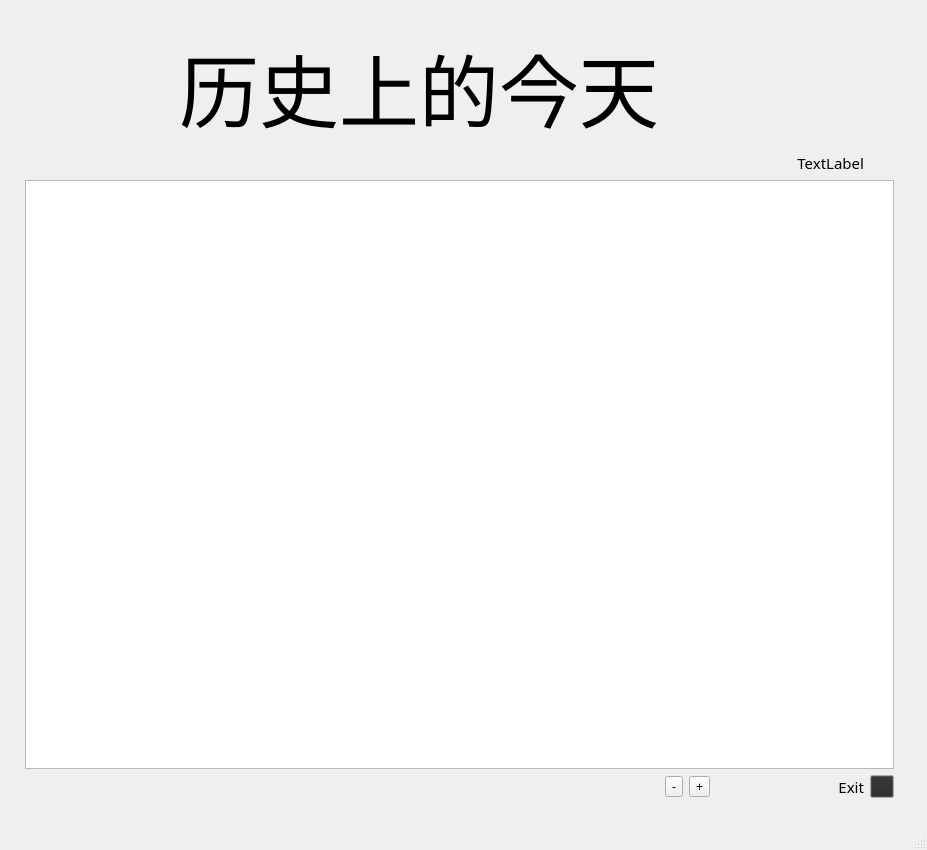
WooSoftware/today, file mainwindow.ui: the form before one commit.
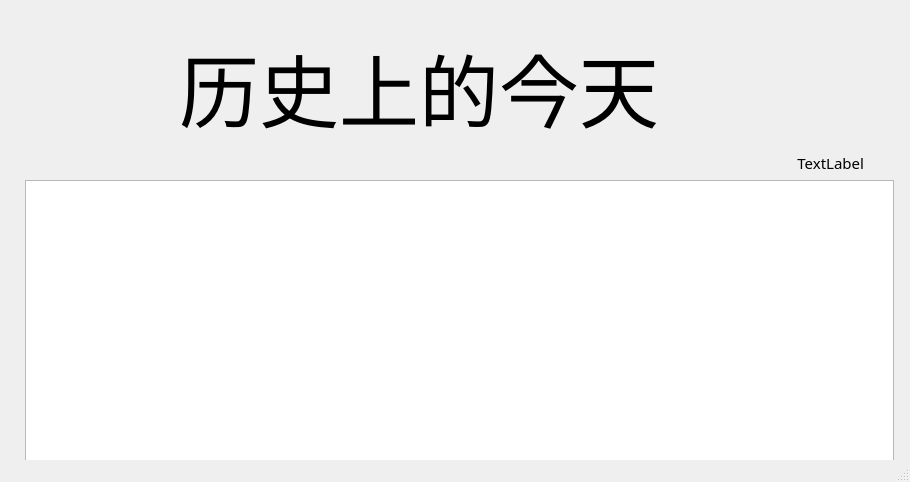
The form after the commit. Icons and pictures are not drawn.

What changed in the file:
```diff
--- a/mainwindow.ui
+++ b/mainwindow.ui
@@ -6,8 +6,8 @@
    <rect>
     <x>0</x>
     <y>0</y>
-    <width>927</width>
-    <height>850</height>
+    <width>910</width>
+    <height>482</height>
    </rect>
   </property>
   <property name="mouseTracking">
```
Left out of the diff: 6 changed lines with no effect on the pictures.
